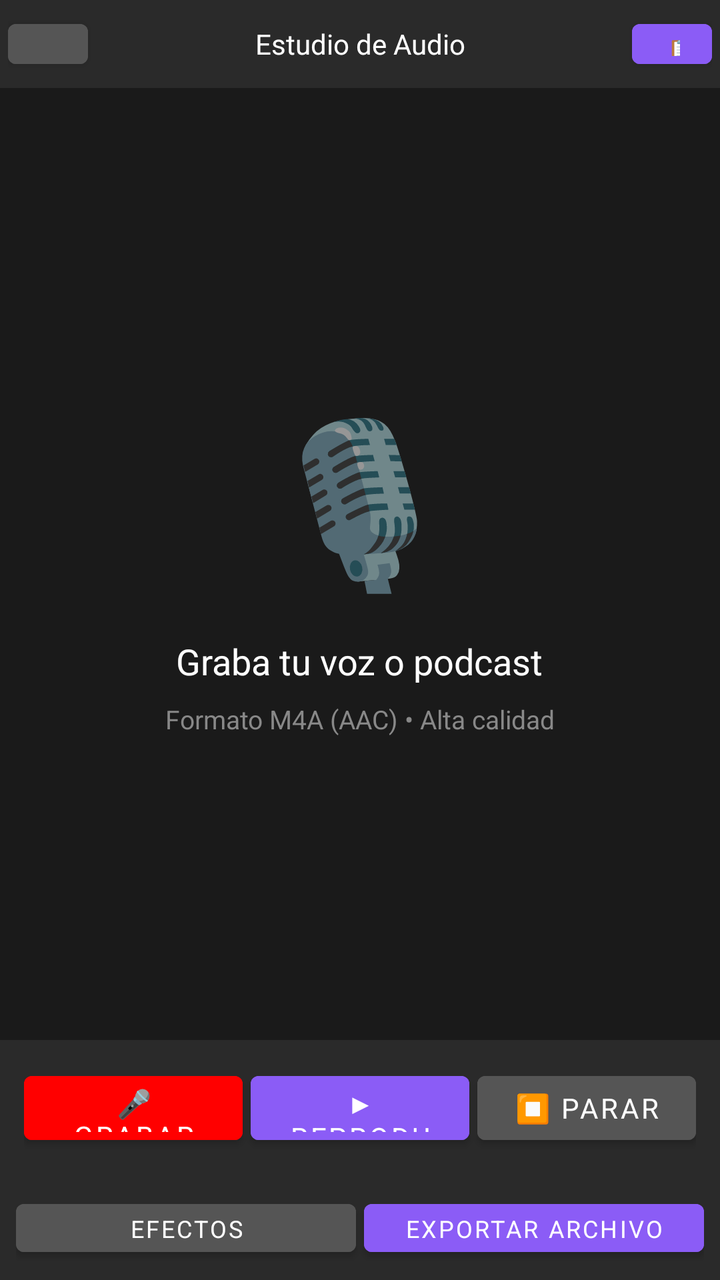
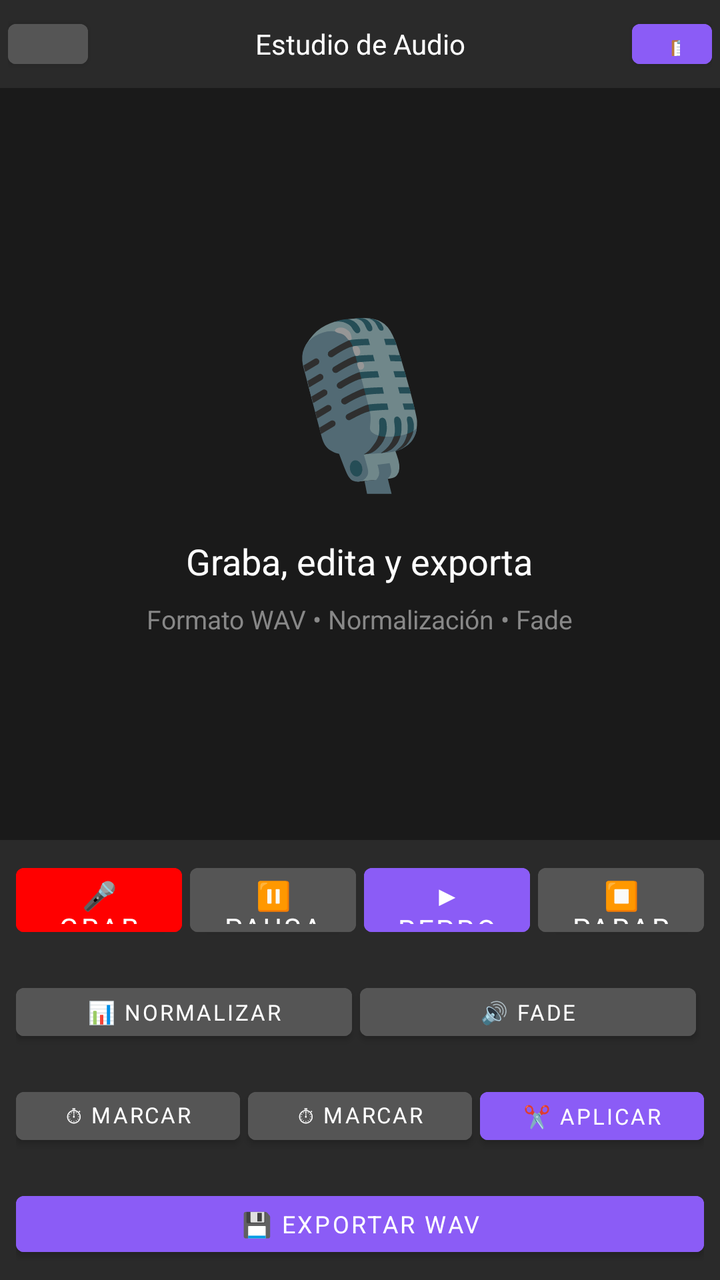

Before-and-after screenshots of an Android layout around one commit, followed by the original layout XML and the change that was made.
<!-- AndroidManifest.xml: application theme Theme.Creador360 -->
<!-- res/layout/activity_audio_editor.xml -->
<?xml version="1.0" encoding="utf-8"?>
<LinearLayout xmlns:android="http://schemas.android.com/apk/res/android"
    android:layout_width="match_parent"
    android:layout_height="match_parent"
    android:orientation="vertical"
    android:background="#1A1A1A">

    <LinearLayout
        android:layout_width="match_parent"
        android:layout_height="44dp"
        android:background="#2A2A2A"
        android:gravity="center_vertical"
        android:orientation="horizontal"
        android:paddingHorizontal="4dp">

        <Button
            android:id="@+id/btnBack"
            android:layout_width="40dp"
            android:layout_height="32dp"
            android:text="←"
            android:textSize="16sp"
            android:backgroundTint="#555555"
            android:minWidth="0dp" />

        <TextView
            android:layout_width="0dp"
            android:layout_height="wrap_content"
            android:layout_weight="1"
            android:text="Estudio de Audio"
            android:textColor="#FFFFFF"
            android:textSize="14sp"
            android:gravity="center" />

        <Button
            android:id="@+id/btnList"
            android:layout_width="40dp"
            android:layout_height="32dp"
            android:text="📋"
            android:textSize="14sp"
            android:backgroundTint="#8B5CF6"
            android:minWidth="0dp" />
    </LinearLayout>

    <LinearLayout
        android:layout_width="match_parent"
        android:layout_height="0dp"
        android:layout_weight="1"
        android:gravity="center"
        android:orientation="vertical">

        <TextView
            android:layout_width="wrap_content"
            android:layout_height="wrap_content"
            android:text="🎙️"
            android:textSize="80sp" />

        <TextView
            android:layout_width="wrap_content"
            android:layout_height="wrap_content"
            android:layout_marginTop="16dp"
            android:text="Graba tu voz o podcast"
            android:textColor="#FFFFFF"
            android:textSize="18sp" />

        <TextView
            android:layout_width="wrap_content"
            android:layout_height="wrap_content"
            android:layout_marginTop="8dp"
            android:text="Formato M4A (AAC) • Alta calidad"
            android:textColor="#888888"
            android:textSize="13sp" />
    </LinearLayout>

    <LinearLayout
        android:layout_width="match_parent"
        android:layout_height="wrap_content"
        android:background="#2A2A2A"
        android:gravity="center"
        android:orientation="horizontal"
        android:padding="12dp">

        <Button
            android:id="@+id/btnRecord"
            android:layout_width="0dp"
            android:layout_height="44dp"
            android:layout_weight="1"
            android:text="🎤 Grabar"
            android:textSize="14sp"
            android:backgroundTint="#FF0000"
            android:layout_marginEnd="4dp" />

        <Button
            android:id="@+id/btnPlay"
            android:layout_width="0dp"
            android:layout_height="44dp"
            android:layout_weight="1"
            android:text="▶ Reproducir"
            android:textSize="14sp"
            android:backgroundTint="#8B5CF6"
            android:layout_marginEnd="4dp" />

        <Button
            android:id="@+id/btnStop"
            android:layout_width="0dp"
            android:layout_height="44dp"
            android:layout_weight="1"
            android:text="⏹ Parar"
            android:textSize="14sp"
            android:backgroundTint="#555555" />
    </LinearLayout>

    <LinearLayout
        android:layout_width="match_parent"
        android:layout_height="wrap_content"
        android:background="#2A2A2A"
        android:gravity="center"
        android:orientation="horizontal"
        android:padding="8dp">

        <Button
            android:id="@+id/btnEffects"
            android:layout_width="0dp"
            android:layout_height="36dp"
            android:layout_weight="1"
            android:text="Efectos"
            android:textSize="12sp"
            android:backgroundTint="#555555"
            android:layout_marginEnd="4dp" />

        <Button
            android:id="@+id/btnExport"
            android:layout_width="0dp"
            android:layout_height="36dp"
            android:layout_weight="1"
            android:text="Exportar archivo"
            android:textSize="12sp"
            android:backgroundTint="#8B5CF6" />
    </LinearLayout>
</LinearLayout>
<!-- resources referenced by this layout -->
<resources>
  <style name="Theme.Creador360" parent="Theme.MaterialComponents.DayNight.NoActionBar">
          <item name="colorPrimary">#8B5CF6</item>
          <item name="colorPrimaryVariant">#6D28D9</item>
          <item name="colorOnPrimary">#FFFFFF</item>
          <item name="colorSecondary">#EC4899</item>
          <item name="colorSecondaryVariant">#BE185D</item>
          <item name="colorOnSecondary">#FFFFFF</item>
          <item name="colorSurface">#FFFFFF</item>
          <item name="colorOnSurface">#1F2937</item>
          <item name="android:colorBackground">#F9FAFB</item>
          <item name="android:statusBarColor">#F9FAFB</item>
          <item name="android:navigationBarColor">#FFFFFF</item>
          <item name="android:windowLightStatusBar">true</item>
          <item name="fontFamily">@font/poppins</item>
          <item name="android:windowBackground">@color/canva_bg</item>
      </style>
  <color name="canva_bg">#F9FAFB</color>
</resources>

<!-- the commit's change to res/layout/activity_audio_editor.xml (unified diff, before → after) -->
@@ -5,6 +5,7 @@
     android:orientation="vertical"
     android:background="#1A1A1A">
 
+    
     <LinearLayout
         android:layout_width="match_parent"
         android:layout_height="44dp"
@@ -41,6 +42,7 @@
             android:minWidth="0dp" />
     </LinearLayout>
 
+    
     <LinearLayout
         android:layout_width="match_parent"
         android:layout_height="0dp"
@@ -58,7 +60,7 @@
             android:layout_width="wrap_content"
             android:layout_height="wrap_content"
             android:layout_marginTop="16dp"
-            android:text="Graba tu voz o podcast"
+            android:text="Graba, edita y exporta"
             android:textColor="#FFFFFF"
             android:textSize="18sp" />
 
@@ -66,18 +68,19 @@
             android:layout_width="wrap_content"
             android:layout_height="wrap_content"
             android:layout_marginTop="8dp"
-            android:text="Formato M4A (AAC) • Alta calidad"
+            android:text="Formato WAV • Normalización • Fade"
             android:textColor="#888888"
             android:textSize="13sp" />
     </LinearLayout>
 
-    <LinearLayout
-        android:layout_width="match_parent"
-        android:layout_height="wrap_content"
-        android:background="#2A2A2A"
-        android:gravity="center"
-        android:orientation="horizontal"
-        android:padding="12dp">
+    
+    <LinearLayout
+        android:layout_width="match_parent"
+        android:layout_height="wrap_content"
+        android:background="#2A2A2A"
+        android:gravity="center"
+        android:orientation="horizontal"
+        android:padding="8dp">
 
         <Button
             android:id="@+id/btnRecord"
@@ -90,6 +93,16 @@
             android:layout_marginEnd="4dp" />
 
         <Button
+            android:id="@+id/btnPause"
+            android:layout_width="0dp"
+            android:layout_height="44dp"
+            android:layout_weight="1"
+            android:text="⏸ Pausa"
+            android:textSize="14sp"
+            android:backgroundTint="#555555"
+            android:layout_marginEnd="4dp" />
+
+        <Button
             android:id="@+id/btnPlay"
             android:layout_width="0dp"
             android:layout_height="44dp"
@@ -109,30 +122,90 @@
             android:backgroundTint="#555555" />
     </LinearLayout>
 
-    <LinearLayout
-        android:layout_width="match_parent"
-        android:layout_height="wrap_content"
-        android:background="#2A2A2A"
-        android:gravity="center"
-        android:orientation="horizontal"
-        android:padding="8dp">
-
-        <Button
-            android:id="@+id/btnEffects"
-            android:layout_width="0dp"
-            android:layout_height="36dp"
-            android:layout_weight="1"
-            android:text="Efectos"
-            android:textSize="12sp"
-            android:backgroundTint="#555555"
-            android:layout_marginEnd="4dp" />
+    
+    <LinearLayout
+        android:layout_width="match_parent"
+        android:layout_height="wrap_content"
+        android:background="#2A2A2A"
+        android:gravity="center"
+        android:orientation="horizontal"
+        android:padding="8dp">
+
+        <Button
+            android:id="@+id/btnNormalize"
+            android:layout_width="0dp"
+            android:layout_height="36dp"
+            android:layout_weight="1"
+            android:text="📊 Normalizar"
+            android:textSize="11sp"
+            android:backgroundTint="#555555"
+            android:layout_marginEnd="4dp" />
+
+        <Button
+            android:id="@+id/btnFade"
+            android:layout_width="0dp"
+            android:layout_height="36dp"
+            android:layout_weight="1"
+            android:text="🔊 Fade"
+            android:textSize="11sp"
+            android:backgroundTint="#555555"
+            android:layout_marginEnd="4dp" />
+    </LinearLayout>
+
+    
+    <LinearLayout
+        android:layout_width="match_parent"
+        android:layout_height="wrap_content"
+        android:background="#2A2A2A"
+        android:gravity="center"
+        android:orientation="horizontal"
+        android:padding="8dp">
+
+        <Button
+            android:id="@+id/btnTrimStart"
+            android:layout_width="0dp"
+            android:layout_height="36dp"
+            android:layout_weight="1"
+            android:text="⏱ Marcar inicio"
+            android:textSize="11sp"
+            android:backgroundTint="#555555"
+            android:layout_marginEnd="4dp" />
+
+        <Button
+            android:id="@+id/btnTrimEnd"
+            android:layout_width="0dp"
+            android:layout_height="36dp"
+            android:layout_weight="1"
+            android:text="⏱ Marcar fin"
+            android:textSize="11sp"
+            android:backgroundTint="#555555"
+            android:layout_marginEnd="4dp" />
+
+        <Button
+            android:id="@+id/btnApplyTrim"
+            android:layout_width="0dp"
+            android:layout_height="36dp"
+            android:layout_weight="1"
+            android:text="✂️ Aplicar"
+            android:textSize="11sp"
+            android:backgroundTint="#8B5CF6" />
+    </LinearLayout>
+
+    
+    <LinearLayout
+        android:layout_width="match_parent"
+        android:layout_height="wrap_content"
+        android:background="#2A2A2A"
+        android:gravity="center"
+        android:orientation="horizontal"
+        android:padding="8dp">
 
         <Button
             android:id="@+id/btnExport"
             android:layout_width="0dp"
-            android:layout_height="36dp"
-            android:layout_weight="1"
-            android:text="Exportar archivo"
+            android:layout_height="40dp"
+            android:layout_weight="1"
+            android:text="💾 Exportar WAV"
             android:textSize="12sp"
             android:backgroundTint="#8B5CF6" />
     </LinearLayout>
